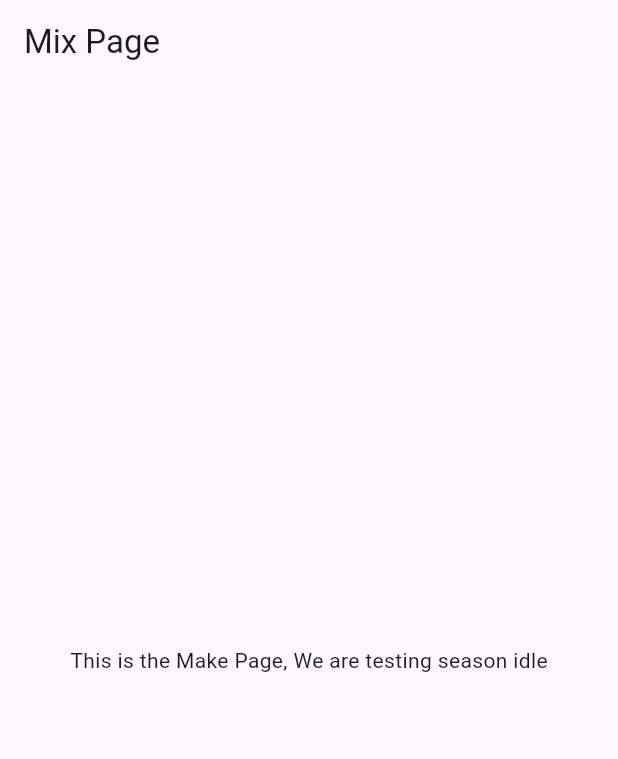
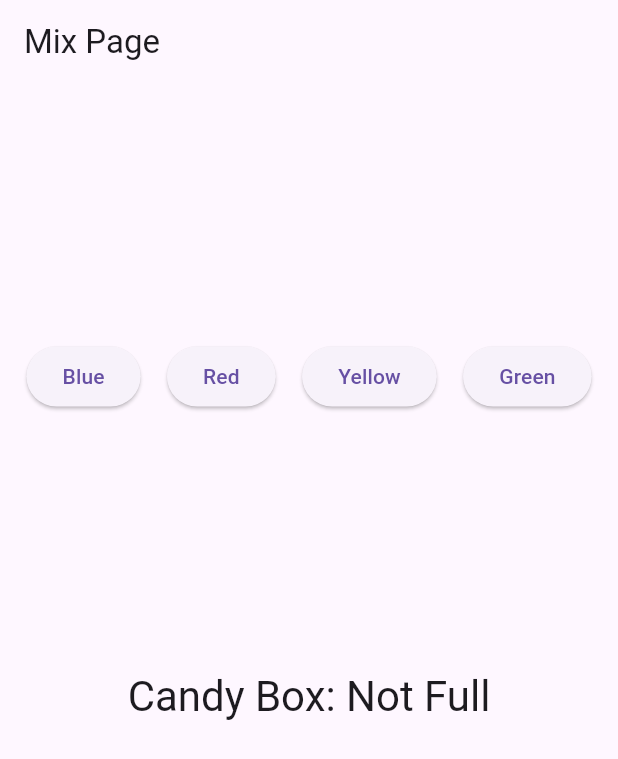
Before and after one commit to Snapp-X/m_and_m, a Flutter app: the MixPage screen opened by its route, on a phone screen of 412 x 824 dp. Shown: the top 759 px of the screen. Run offline on Flutter 3.47's test engine with Material 3 defaults, Android fonts, the phone set to English and light mode, and no system bars; our stand-ins replace flutter_riverpod, freezed_annotation, go_router; missing offline and left inert: dbus; generated files the repository leaves out were written again.

Commit message:
add mix candies feature

```diff
--- /dev/null
+++ b/lib/src/features/mix/domain/model/candy_box.dart
@@ -0,0 +1,26 @@
+import 'package:flutter/material.dart';
+import 'package:freezed_annotation/freezed_annotation.dart';
+
+part 'candy_box.freezed.dart';
+part 'candy_box.g.dart';
+
+enum CandyColor {
+  blue(Colors.blue),
+  red(Colors.red),
+  yellow(Colors.yellow),
+  green(Colors.green);
+
+  const CandyColor(this.color);
+
+  final Color color;
+}
+
+@freezed
+class CandyBox with _$CandyBox {
+  const factory CandyBox({
+    @Default({}) Map<int, CandyColor> portions,
+  }) = _CandyBox;
+
+  factory CandyBox.fromJson(Map<String, dynamic> json) =>
+      _$CandyBoxFromJson(json);
+}
--- a/lib/src/features/mix/presentation/page/mix_page.dart
+++ b/lib/src/features/mix/presentation/page/mix_page.dart
@@ -1,16 +1,79 @@
 import 'package:flutter/material.dart';
+import 'package:flutter_riverpod/flutter_riverpod.dart';
+import 'package:m_and_m/src/features/mix/domain/model/candy_box.dart';
+import 'package:m_and_m/src/features/mix/presentation/provider/mix_provider.dart';
 
-class MixPage extends StatelessWidget {
+class MixPage extends ConsumerWidget {
   const MixPage({super.key});
 
   @override
-  Widget build(BuildContext context) {
+  Widget build(BuildContext context, WidgetRef ref) {
+    final candyBox = ref.watch(candyMixerProvider);
+    final isBoxFull = ref.watch(candyBoxIsFullProvider);
+
     return Scaffold(
       appBar: AppBar(
         title: const Text('Mix Page'),
       ),
-      body: const Center(
-        child: Text('This is the Make Page, We are testing season idle'),
+      body: Center(
+        child: Column(
+          mainAxisAlignment: MainAxisAlignment.spaceEvenly,
+          children: [
+            Row(
+              mainAxisAlignment: MainAxisAlignment.spaceEvenly,
+              children: [
+                ElevatedButton(
+                  onPressed: () {
+                    ref.read(candyMixerProvider.notifier).addCandy(
+                          CandyColor.blue,
+                        );
+                  },
+                  child: const Text('Blue'),
+                ),
+                ElevatedButton(
+                  onPressed: () {
+                    ref.read(candyMixerProvider.notifier).addCandy(
+                          CandyColor.red,
+                        );
+                  },
+                  child: const Text('Red'),
+                ),
+                ElevatedButton(
+                  onPressed: () {
+                    ref.read(candyMixerProvider.notifier).addCandy(
+                          CandyColor.yellow,
+                        );
+                  },
+                  child: const Text('Yellow'),
+                ),
+                ElevatedButton(
+                  onPressed: () {
+                    ref.read(candyMixerProvider.notifier).addCandy(
+                          CandyColor.green,
+                        );
+                  },
+                  child: const Text('Green'),
+                ),
+              ],
+            ),
+            Text(
+              'Candy Box: ${isBoxFull ? 'Full' : 'Not Full'}',
+              style: Theme.of(context).textTheme.headlineMedium,
+            ),
+            Wrap(
+              spacing: 8,
+              runSpacing: 8,
+              children: [
+                for (final portion in candyBox.portions.entries)
+                  Container(
+                    width: 50,
+                    height: 50,
+                    color: portion.value.color,
+                  ),
+              ],
+            ),
+          ],
+        ),
       ),
     );
   }
--- /dev/null
+++ b/lib/src/features/mix/presentation/provider/mix_provider.dart
@@ -0,0 +1,36 @@
+import 'package:flutter_riverpod/flutter_riverpod.dart';
+import 'package:m_and_m/src/features/mix/domain/model/candy_box.dart';
+
+final candyBoxIsFullProvider = StateProvider.autoDispose<bool>((ref) {
+  return ref.watch(candyMixerProvider).portions.length == 4;
+});
+
+final candyMixerProvider =
+    StateNotifierProvider.autoDispose<CandyMixerNotifier, CandyBox>(
+  (ref) {
+    ref.onDispose(() {
+      print('CandyMixerNotifier disposed');
+    });
+
+    return CandyMixerNotifier();
+  },
+);
+
+class CandyMixerNotifier extends StateNotifier<CandyBox> {
+  CandyMixerNotifier() : super(const CandyBox());
+
+  final int limit = 4;
+
+  void addCandy(CandyColor color) {
+    if (state.portions.length == limit) return;
+
+    state = state.copyWith(
+      portions: Map<int, CandyColor>.from(state.portions)
+        ..update(
+          state.portions.length,
+          (value) => color,
+          ifAbsent: () => color,
+        ),
+    );
+  }
+}
--- a/pubspec.yaml
+++ b/pubspec.yaml
@@ -14,6 +14,8 @@ dependencies:
   flutter_riverpod: ^2.4.9
   go_router: ^13.0.1
   dbus: ^0.7.10
+  freezed_annotation: ^2.4.1
+  json_annotation: ^4.8.1
 
 dev_dependencies:
   flutter_test:
@@ -24,6 +26,8 @@ dev_dependencies:
   go_router_builder: ^2.4.1
   build_runner: ^2.4.8
   build_verify: ^3.1.0
+  freezed: ^2.4.6
+  json_serializable: ^6.7.1
 
 flutter:
   uses-material-design: true
```
Also changed, not shown: lib/src/core/domain/model/some_core_model.dart (added), 1 other file.
